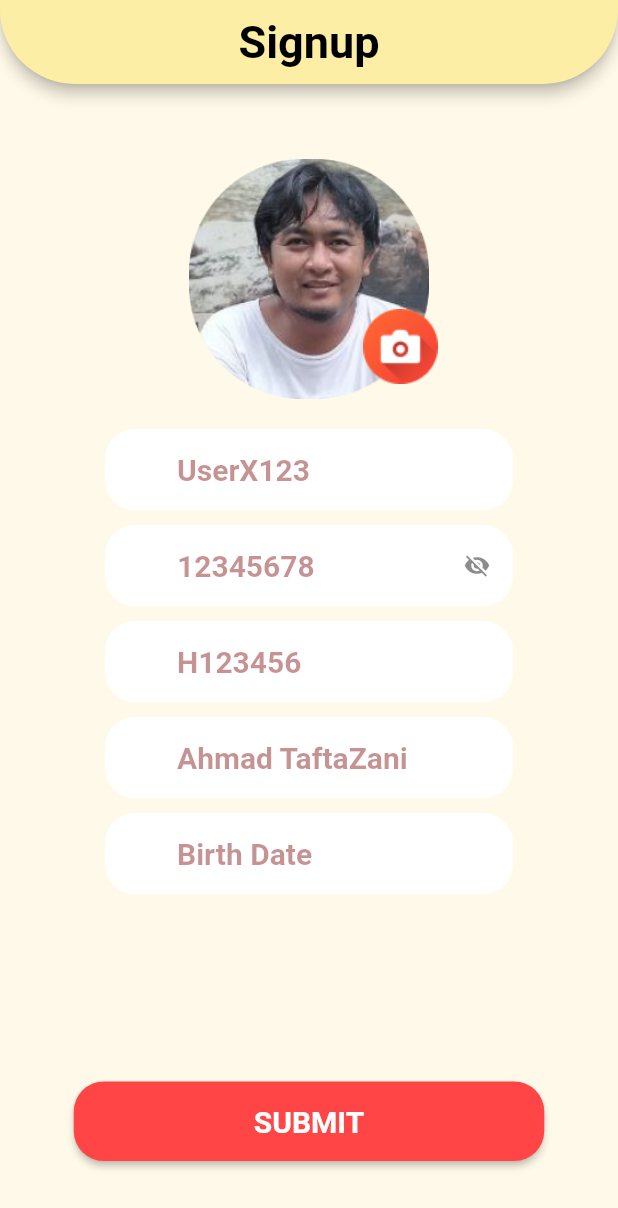
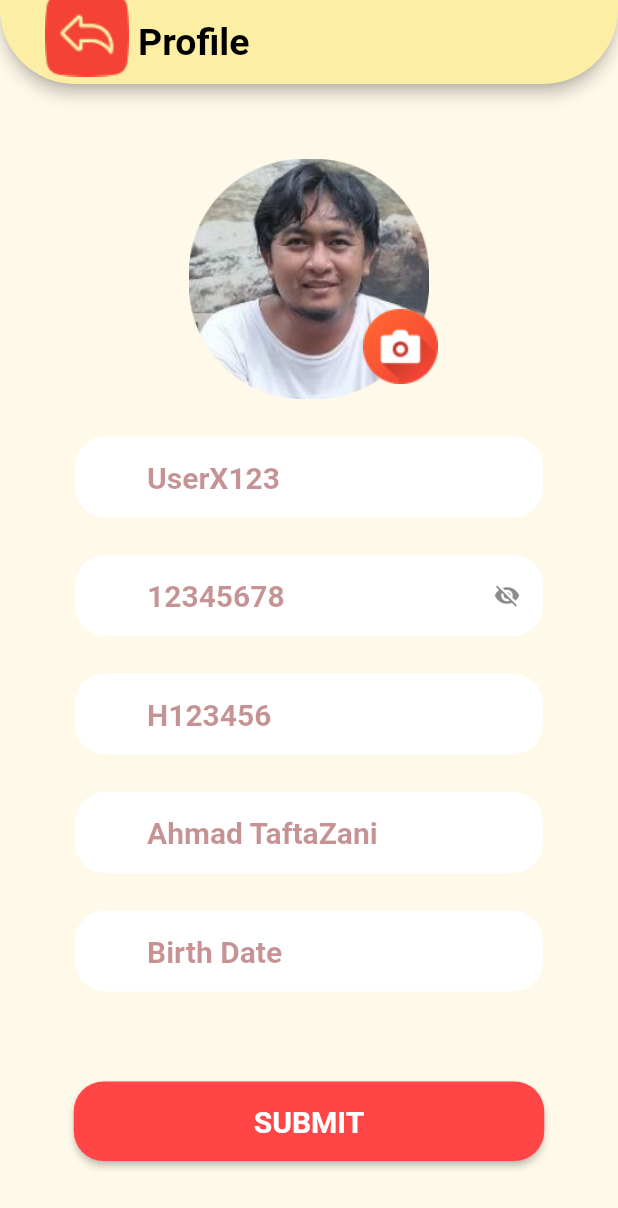
Before and after one commit to fleetimee/kurikara-divincarnate, a Flutter app: the ProfileDetailPage screen opened by its route, on a phone screen of 412 x 824 dp. Shown: the top 1208 px of the screen. Run offline on Flutter 3.47's test engine with Material 2 defaults, Android fonts, the phone set to English and light mode, and no system bars; our stand-ins replace dot_navigation_bar, flex_color_scheme, flutter_animate, flutter_form_builder, font_awesome_flutter, form_builder_validators and 2 more.

Commit message:
fix overflow in profile and add some image icon

```diff
--- a/lib/app/const/color.dart
+++ b/lib/app/const/color.dart
@@ -6,4 +6,5 @@ class AppColors {
   static const Color background = Color(0xFFF2F2F2);
   static const Color appbarColor = Color(0xFFFDEEA5);
   static const Color bottom = Color(0xFFFF4546);
+  static const Color borderform = Color.fromRGBO(0, 0, 0, 0.1);
 }
--- a/lib/screen/profile/detail_profile_ui.dart
+++ b/lib/screen/profile/detail_profile_ui.dart
@@ -5,6 +5,8 @@ import 'package:huixinapp/widget/AppBar/appbar_style.dart';
 import 'package:huixinapp/widget/button.dart';
 import 'package:huixinapp/widget/register_form.dart';
 import 'package:image_picker/image_picker.dart';
+
+import '../../widget/profile_form.dart';
 
 class ProfileDetailPage extends StatefulWidget {
   const ProfileDetailPage({super.key});
@@ -27,12 +29,18 @@ class _ProfileDetailPageState extends State<ProfileDetailPage> {
     }
   }
 
+
+  var Space = const SizedBox(
+    height: 25.0,
+  );
+
   @override
   Widget build(BuildContext context) {
     return Scaffold(
       resizeToAvoidBottomInset: false,
-      appBar: AppBarDefault(
-        title: "Signup",
+      appBar: AppBarBack(
+        title: 'Profile',
+        context: context,
       ),
       body: Container(
         padding: const EdgeInsets.only(top: 50, bottom: 50),
@@ -40,43 +48,33 @@ class _ProfileDetailPageState extends State<ProfileDetailPage> {
           mainAxisAlignment: MainAxisAlignment.center,
           children: [
             _imagePicker(),
-            const SizedBox(
-              height: 20.0,
-            ),
-            const RegisterForm(
+            Space,
+            const ProfileForm(
               label: 'UserX123',
               obscureTextEnabled: 'false',
             ),
-            const SizedBox(
-              height: 10.0,
-            ),
-            const RegisterForm(
+            Space,
+            const ProfileForm(
               label: '12345678',
               obscureTextEnabled: 'true',
               obscureToggle: true,
             ),
-            const SizedBox(
-              height: 10.0,
-            ),
-            const RegisterForm(
+            Space,
+            const ProfileForm(
               label: 'H123456',
               obscureTextEnabled: 'false',
             ),
-            const SizedBox(
-              height: 10.0,
-            ),
-            const RegisterForm(
+            Space,
+            const ProfileForm(
               label: 'Ahmad TaftaZani',
               obscureTextEnabled: 'false',
             ),
-            const SizedBox(
-              height: 10.0,
-            ),
-            const RegisterForm(
+            Space,
+            const ProfileForm(
               label: 'Birth Date',
               obscureTextEnabled: 'false',
             ),
-            Spacer(),
+            const Spacer(),
             PrimaryButton(
               text: 'SUBMIT',
               onPressed: () {
--- a/lib/widget/AppBar/appbar_style.dart
+++ b/lib/widget/AppBar/appbar_style.dart
@@ -174,12 +174,13 @@ class AppBarBack extends AppBar {
           key: key,
           title: Padding(
             padding: const EdgeInsets.only(left: 20.0),
+
             child: Text(
               '$title',
               style: const TextStyle(
                 color: Colors.black,
-                fontSize: 20,
-                fontWeight: FontWeight.w400,
+                fontSize: 25,
+                fontWeight: FontWeight.bold,
               ),
               textAlign: TextAlign.center,
             ),
--- /dev/null
+++ b/lib/widget/profile_form.dart
@@ -0,0 +1,108 @@
+import 'package:flutter/material.dart';
+import 'package:flutter_form_builder/flutter_form_builder.dart';
+import 'package:flutter/services.dart';
+import 'package:form_builder_validators/form_builder_validators.dart';
+import 'package:google_fonts/google_fonts.dart';
+
+class ProfileForm extends StatelessWidget {
+  final String label;
+  final String obscureTextEnabled;
+  final bool obscureToggle;
+  final bool dateTimePickerEnabled;
+  final String dateTimePickerLabel;
+
+  const ProfileForm({
+    Key? key,
+    required this.label,
+    required this.obscureTextEnabled,
+    this.obscureToggle = false,
+    this.dateTimePickerEnabled = false,
+    this.dateTimePickerLabel = '',
+  }) : super(key: key);
+
+  @override
+  Widget build(BuildContext context) {
+    return Padding(
+      padding: const EdgeInsets.symmetric(horizontal: 50),
+      child: FormBuilderTextField(
+        obscureText: obscureTextEnabled == 'true',
+        name: label.toLowerCase().replaceAll(' ', '_'),
+        style: TextStyle(
+          color: const Color(0xFF8C2828),
+          fontSize: 20,
+          fontWeight: FontWeight.w600,
+          fontFamily: GoogleFonts.montserrat().fontFamily,
+        ),
+        cursorHeight: 20,
+        decoration: InputDecoration(
+          alignLabelWithHint: true,
+          prefixIcon: const Text(''),
+          isDense: true,
+          contentPadding: const EdgeInsets.symmetric(
+            vertical: 15, // reduce the vertical padding
+            // horizontal: 50, // add horizontal padding
+          ),
+          focusColor: Colors.red,
+          fillColor: Colors.white,
+          hoverColor: Colors.red,
+          filled: true,
+          focusedBorder: OutlineInputBorder(
+            borderSide: const BorderSide(color: Color(0xFF8C2828)),
+            borderRadius: BorderRadius.circular(20.0),
+          ),
+          enabledBorder: OutlineInputBorder(
+            borderSide: const BorderSide(color: Colors.transparent),
+            borderRadius: BorderRadius.circular(20.0),
+          ),
+          border: const OutlineInputBorder(
+            borderRadius: BorderRadius.all(
+              Radius.circular(20.0),
+            ),
+            borderSide: BorderSide(
+              color: Colors.transparent,
+            ),
+          ),
+          hintText: label,
+          hintStyle: TextStyle(
+            color: const Color(0x808C2828),
+            fontSize: 20,
+            fontWeight: FontWeight.bold,
+            fontFamily: GoogleFonts.roboto().fontFamily,
+          ),
+          suffixIcon: obscureToggle
+              ? IconButton(
+                  icon: Icon(obscureTextEnabled == 'true'
+                      ? Icons.visibility_off
+                      : Icons.visibility),
+                  onPressed: () {},
+                )
+              : null,
+          labelText: dateTimePickerEnabled ? dateTimePickerLabel : null,
+        ),
+        textInputAction: TextInputAction.next,
+        validator: FormBuilderValidators.compose([
+          FormBuilderValidators.required(),
+          if (label == 'Email') FormBuilderValidators.email(),
+        ]),
+        keyboardType: dateTimePickerEnabled ? TextInputType.datetime : null,
+        inputFormatters: dateTimePickerEnabled
+            ? [FilteringTextInputFormatter.digitsOnly]
+            : null,
+        onTap: () {
+          if (dateTimePickerEnabled) {
+            showDatePicker(
+              context: context,
+              initialDate: DateTime.now(),
+              firstDate: DateTime(1900),
+              lastDate: DateTime.now(),
+            ).then((value) {
+              if (value != null) {
+                // Do something with the selected date
+              }
+            });
+          }
+        },
+      ),
+    );
+  }
+}
```
Also changed, not shown: lib/screen/profile/information_ui.dart (+4 -3 lines), lib/screen/profile/profile_ui.dart (+122 -66 lines), assets/images/clock.png (added), assets/images/door.png (added), assets/images/info.png (added).
